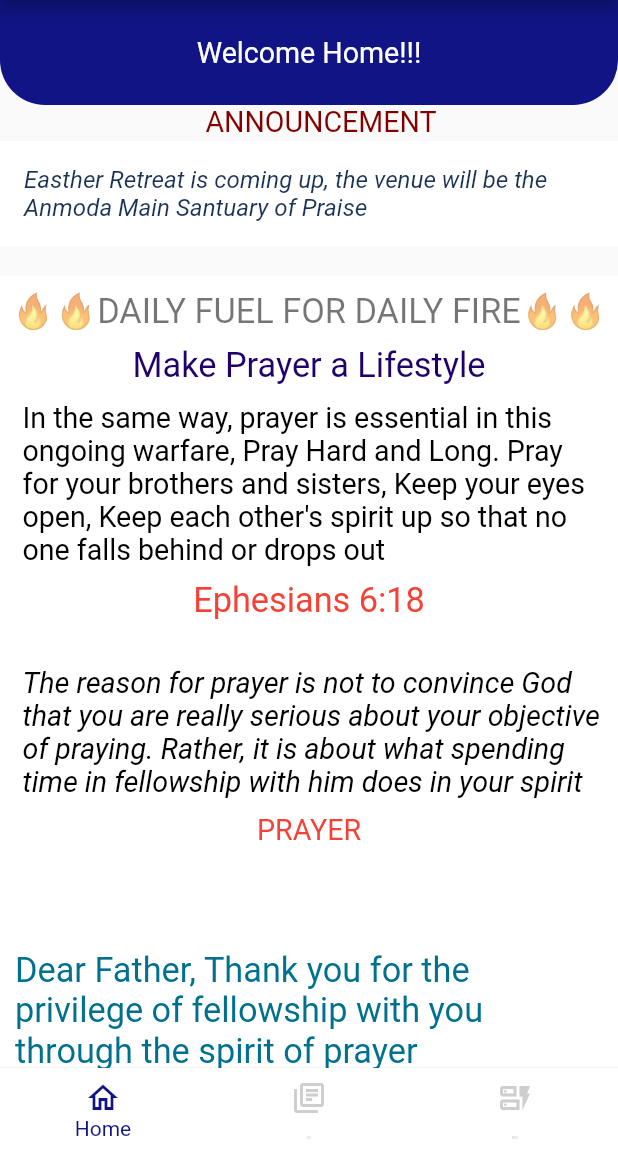
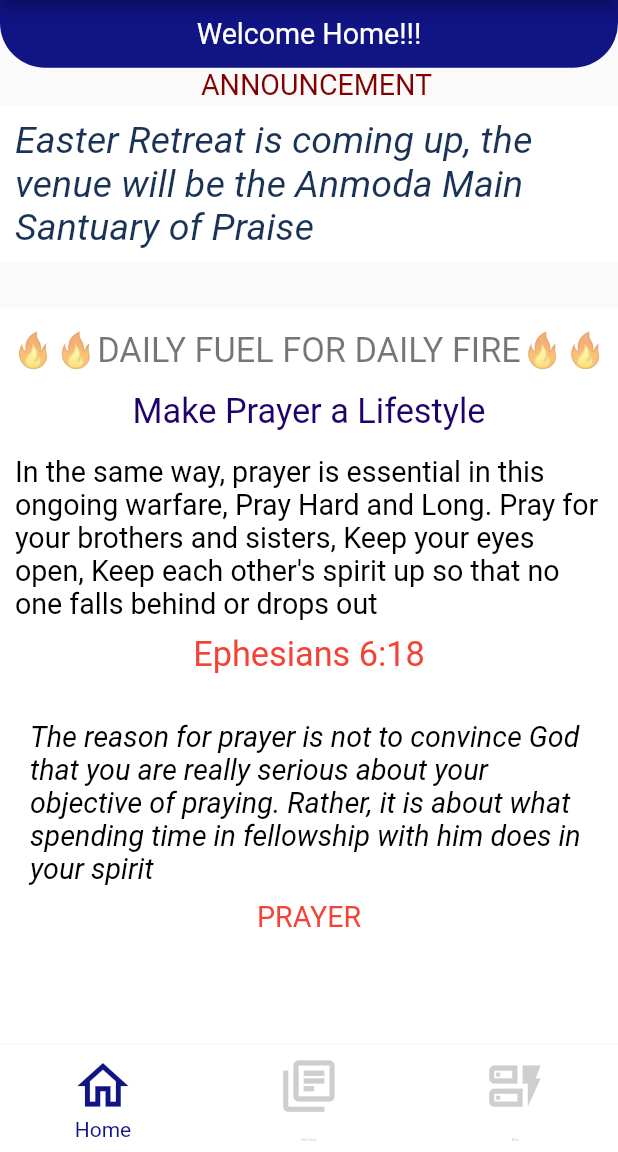
Before and after one commit to Joelodufu/epccmobilepp, a Flutter app: the screen it shows after launch, on a phone screen of 412 x 824 dp, the part 84-1236 px from its top. Run offline on Flutter 3.47's test engine with Material 2 defaults, Android fonts, the phone set to English and light mode, and no system bars; drawn by our look-alikes of animated_text_kit; our stand-ins replace hive; accounts and stored records are empty.

Commit message:
all done

```diff
--- a/lib/navpages/home_page.dart
+++ b/lib/navpages/home_page.dart
@@ -17,7 +17,10 @@ class _HomePageState extends State<HomePage> {
   @override
   Widget build(BuildContext context) {
     var size = MediaQuery.of(context).size;
-        var requiredAspect =MediaQuery.of(context).size.width > MediaQuery.of(context).size.height? 1: MediaQuery.of(context).size.width / 540;
+        var requiredAspect =MediaQuery.of(context).textScaleFactor > MediaQuery.of(context).textScaleFactor? 1: MediaQuery.of(context).textScaleFactor;
+        var requiredPadding =MediaQuery.of(context).padding.top ;
+        var requiredWidth =MediaQuery.of(context).size.width -requiredPadding;
+        var requiredHeight =MediaQuery.of(context).size.height > MediaQuery.of(context).size.height? 1: MediaQuery.of(context).size.height/548;
 
     if (MediaQuery.of(context).size.width >
         MediaQuery.of(context).size.height) {
@@ -37,59 +40,58 @@ class _HomePageState extends State<HomePage> {
           ),
           body: SingleChildScrollView(
             child: Column(
-              crossAxisAlignment: CrossAxisAlignment.start,
               children: [
                  Container(
                       width: double.maxFinite,
-                      height: 70,
+                      height: requiredHeight* 30,
 
                       decoration: BoxDecoration(
                         color: AppColors.mainColor,
                         borderRadius: BorderRadius.only(
-                          bottomLeft: Radius.circular(30),
-                        bottomRight: Radius.circular(30))
+                          bottomLeft: Radius.circular(requiredAspect*30),
+                        bottomRight: Radius.circular(requiredAspect*30))
                       ),
                       child: Center(
                         child: AppText(
                           text: "Welcome Home!!!",
-                          size:  25,
+                          size:  requiredAspect*25,
                           color: Colors.white,
                         ),
                       ),
                     ),
 
                 Container(
-                  padding: EdgeInsets.only(left: 16),
+                  padding: EdgeInsets.only(left:10),
                   child: Center(
                     child: AppText(
                       text: "ANNOUNCEMENT",
                       color: Color.fromARGB(255, 131, 0, 0),
-                      size: 25,
+                      size:requiredAspect* 25,
                     ),
                   ),
                 ),
                 SizedBox(
-                  height: 2,
+                  height: requiredHeight*2,
                 ),
                 Container(
                   color: Colors.white,
-                  height: 70,
-                  padding: EdgeInsets.only(left: 16),
+                  height:  requiredHeight*70,
+                  padding: EdgeInsets.only(left: 10),
                   child: Center(
                     child: AnimatedTextKit(
                       animatedTexts: [
                         TypewriterAnimatedText(
-                          'Easther Retreat is coming up, the venue will be the Anmoda Main Santuary of Praise ',
+                          'Easter Retreat is coming up, the venue will be the Anmoda Main Santuary of Praise ',
                           textStyle: TextStyle(
-                              fontSize: 16.0,
+                              fontSize:requiredAspect* 25.0,
                               color: Color.fromARGB(255, 26, 50, 85),
                               fontStyle: FontStyle.italic),
                           speed: const Duration(milliseconds: 100),
                         ),
                         TypewriterAnimatedText(
-                          'Remember to Pray for the upcomming program, Let The Acts of God be made manifest',
+                          'Remember to Pray for the upcoming program, Let The Acts of God be made manifest',
                           textStyle: TextStyle(
-                              fontSize: 16,
+                              fontSize:requiredAspect* 025,
                               color: Color.fromARGB(255, 26, 50, 85),
                               fontStyle: FontStyle.italic),
                           speed: const Duration(milliseconds: 100),
@@ -97,7 +99,7 @@ class _HomePageState extends State<HomePage> {
                         TypewriterAnimatedText(
                           'The pulpit exchange that is sheduled for Jamuary have been postponed for next year',
                           textStyle: TextStyle(
-                              fontSize: 16,
+                              fontSize: requiredAspect*025,
                               color: Color.fromARGB(255, 26, 50, 85),
                               fontStyle: FontStyle.italic),
                           speed: const Duration(milliseconds: 100),
@@ -105,7 +107,7 @@ class _HomePageState extends State<HomePage> {
                         WavyAnimatedText(
                           'The Daily Devotionals is ready, get one to join the pulpit at home program',
                           textStyle: TextStyle(
-                              fontSize: 16,
+                              fontSize: requiredAspect*025,
                               color: Color.fromARGB(255, 26, 50, 85),
                               fontStyle: FontStyle.italic),
                           speed: const Duration(milliseconds: 100),
@@ -119,41 +121,41 @@ class _HomePageState extends State<HomePage> {
                   ),
                 ),
                 SizedBox(
-                  height: 20,
+                  height: requiredHeight* 20,
                 ),
                 Center(
                   child: Container(
                     color: Colors.white,
-                    width: 520,
-                    height: 600,
+                    width: requiredWidth*520,
+                    height:  requiredHeight*600,
                     child: Column(
                       children: [
                         SizedBox(
-                          height: 10,
+                          height: requiredHeight* 10,
                         ),
                         AppText(
                           text: "🔥🔥DAILY FUEL FOR DAILY FIRE🔥🔥",
                           color: Colors.black54,
-                          size: 30,
+                          size: requiredAspect*30,
                         ),
                         SizedBox(
-                          height: 9,
+                          height:  requiredHeight*9,
                         ),
                         AppText(
                           text: "Make Prayer a Lifestyle",
                           color: Color.fromARGB(255, 32, 0, 107),
-                          size: 30,
+                          size: requiredAspect*30,
                         ),
                         SizedBox(
-                          height: 10,
+                          height:  requiredHeight*10,
                         ),
                         Container(
-                          padding: EdgeInsets.only(left: 15, right: 10),
+                          padding: EdgeInsets.only(left: 10, right: 10),
                           child: Paragraph(
                             text:
                                 "In the same way, prayer is essential in this ongoing warfare, Pray Hard and Long. Pray for your brothers and sisters, Keep your eyes open, Keep each other's spirit up so that no one falls behind or drops out",
                             color: Color.fromARGB(255, 0, 0, 0),
-                            size: 25,
+                            size:requiredAspect* 25,
                           ),
                         ),
                         SizedBox(
@@ -163,18 +165,18 @@ class _HomePageState extends State<HomePage> {
                             child: AppText(
                           text: "Ephesians 6:18",
                           color: Colors.red,
-                          size: 30,
+                          size: requiredAspect*30,
                         )),
                         SizedBox(
                           height: 30,
                         ),
                         Container(
-                          padding: EdgeInsets.only(left: 15, right: 10),
+                          padding: EdgeInsets.only(left: 20, right: 20),
                           child: AppText(
                             text:
                                 "The reason for prayer is not to convince God that you are really serious about your objective of praying. Rather, it is about what spending time in fellowship with him does in your spirit",
                             color: Color.fromARGB(255, 0, 0, 0),
-                            size: 25,
+                            size:requiredAspect* 25,
                             style: FontStyle.italic,
                           ),
                         ),
@@ -185,7 +187,7 @@ class _HomePageState extends State<HomePage> {
                             child: AppText(
                           text: "PRAYER",
                           color: Colors.red,
-                          size: 25,
+                          size:requiredAspect* 25,
                         )),
                         Expanded(
                           child: Center(
@@ -194,7 +196,7 @@ class _HomePageState extends State<HomePage> {
                                 child: AppText(
                                   text:
                                       'Dear Father, Thank you for the privilege of fellowship with you through the spirit of prayer',
-                                  size: 30,
+                                  size: requiredAspect*30,
                                   color: Color.fromARGB(255, 0, 112, 143),
                                 )),
                           ),
@@ -204,12 +206,12 @@ class _HomePageState extends State<HomePage> {
                   ),
                 ),
                 SizedBox(
-                  height: 10,
+                  height: requiredHeight* 10,
                 ),
                 Center(
                     child: AppText(
                   text: "Know Your Pastors",
-                  size: 35,
+                  size:requiredAspect* 35,
                   color: Color.fromARGB(255, 169, 126, 0),
                 )),
                 Container(
@@ -220,7 +222,7 @@ class _HomePageState extends State<HomePage> {
                       Positioned(
                         child: Container(
                           width: double.maxFinite,
-                          height: 50,
+                          height: requiredHeight* 50,
                           color: Colors.black,
                         ),
                       ),
--- a/lib/pages/main_page.dart
+++ b/lib/pages/main_page.dart
@@ -19,7 +19,7 @@ class MainPage extends StatefulWidget {
 }
 
 class _MainPageState extends State<MainPage> {
-  List pages = [
+  List <Widget> pages = [
     HomePage(),
     BibbleStudyPage(),
     MessagePage(),
@@ -33,11 +33,23 @@ class _MainPageState extends State<MainPage> {
   }
   @override
   Widget build(BuildContext context) {
+       var requiredAspect =MediaQuery.of(context).textScaleFactor > MediaQuery.of(context).textScaleFactor? 1: MediaQuery.of(context).textScaleFactor;
+
+        var requiredPadding =MediaQuery.of(context).padding.top ;
+        var requiredWidth =MediaQuery.of(context).size.width -requiredPadding;
+        var requiredHeight =MediaQuery.of(context).size.height > MediaQuery.of(context).size.height? 1: MediaQuery.of(context).size.height/548;
+
 
     return Scaffold(
-      body: pages[currentIndex],
-      bottomNavigationBar: BottomNavigationBar(
-        unselectedFontSize: 2,
+      body:IndexedStack(
+        index:currentIndex,
+        children:pages
+      ),
+      bottomNavigationBar: SafeArea(
+        bottom:true,
+        child:BottomNavigationBar(
+          iconSize:requiredWidth/10,
+        unselectedFontSize:requiredAspect* 2,
         landscapeLayout: BottomNavigationBarLandscapeLayout.linear,
         type: BottomNavigationBarType.fixed,
         backgroundColor: Color.fromARGB(255, 255, 255, 255),
@@ -48,9 +60,10 @@ class _MainPageState extends State<MainPage> {
           elevation: 2,
           items: const [
             BottomNavigationBarItem(  icon: Icon(Icons.home_outlined), label: "Home", tooltip: "Home "),
-            BottomNavigationBarItem(  icon: Icon(Icons.my_library_books_outlined), label: "BS", tooltip: "Bible Stydy "),
-            BottomNavigationBarItem(  icon: Icon(Icons.dynamic_form_outlined), label: "MSG", tooltip: "Msg ")
+            BottomNavigationBarItem(  icon: Icon(Icons.my_library_books_outlined), label: "Bible Study", tooltip: "Bible Stydy "),
+            BottomNavigationBarItem(  icon: Icon(Icons.dynamic_form_outlined), label: "Bible", tooltip: "Msg ")
           ],
+      )
       ),
     );
   }
--- a/lib/widgets/app_text.dart
+++ b/lib/widgets/app_text.dart
@@ -18,6 +18,7 @@ class AppText extends StatelessWidget {
 
     return Text(
       text,
+      textAlign: TextAlign.start,
       style: TextStyle(
           color: color,
           fontSize:requiredAspectRario*size,
```
Also changed, not shown: lib/navpages/bibble_study_page.dart (+49 -43 lines), lib/navpages/messages_page.dart (+12 -29 lines), lib/pages/bible_study_page.dart (+10 -10 lines), lib/widgets/app_buttons.dart (+8 -5 lines), lib/widgets/app_large_text.dart (+8 -9 lines), lib/widgets/know_your_pastors.dart (+18 -12 lines).
